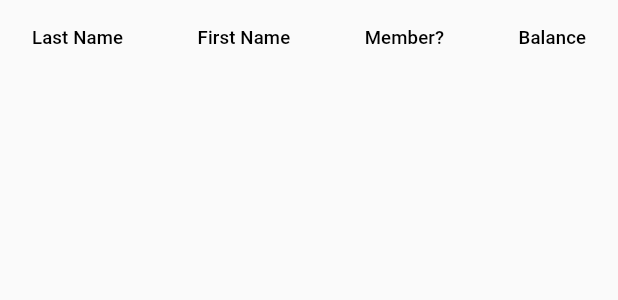
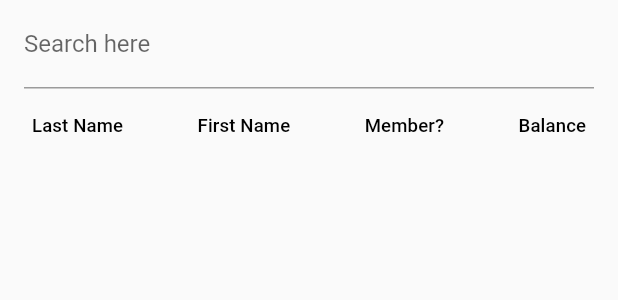
Before and after one commit to icanwalkonwater/sbeereck_app, a Flutter app: the AccountList widget shown alone on an empty page, opened directly, on a phone screen of 412 x 824 dp. Shown: the top 300 px of the screen. Run offline on Flutter 3.47's test engine with Material 2 defaults, Android fonts, the phone set to English and light mode, and no system bars; our stand-ins replace cloud_firestore, firebase_auth, firebase_core, flutter_form_builder, flutter_signin_button, form_builder_validators and 3 more; missing offline and left inert: mdi; accounts and stored records are empty; generated files the repository leaves out were written again.

Commit message:
Search bar

```diff
--- a/lib/data/model/account.dart
+++ b/lib/data/model/account.dart
@@ -12,6 +12,8 @@ class CustomerAccount {
   num get balanceReal => balance.toDouble() / 100.0;
 
   bool get isPoor => balance <= 0;
+
+  bool get isVeryPoor => balance < 0;
 
   const CustomerAccount({
     required this.id,
--- a/lib/l10n/app_en.arb
+++ b/lib/l10n/app_en.arb
@@ -4,6 +4,8 @@
 
   "pageAccount": "Accounts",
   "pageBeers": "Beers",
+
+  "searchBarHint": "Search here",
 
   "accountLastName": "Last Name",
   "accountFirstName": "First Name",
--- a/lib/l10n/app_fr.arb
+++ b/lib/l10n/app_fr.arb
@@ -3,6 +3,8 @@
 
   "pageAccount": "Comptes",
   "pageBeers": "Bières",
+
+  "searchBarHint": "Chercher",
 
   "accountLastName": "Nom",
   "accountFirstName": "Prénom",
--- a/lib/view/accounts.dart
+++ b/lib/view/accounts.dart
@@ -1,3 +1,5 @@
+import 'dart:async';
+
 import 'package:flutter/material.dart';
 import 'package:flutter_gen/gen_l10n/app_localizations.dart';
 import 'package:intl/intl.dart';
@@ -7,18 +9,54 @@ import 'package:sbeereck_app/data/providers.dart';
 
 final _moneyFormat = NumberFormat.currency(symbol: '€', decimalDigits: 2);
 
-class AccountList extends StatelessWidget {
+class AccountList extends StatefulWidget {
   const AccountList({Key? key}) : super(key: key);
 
+  @override
+  State<AccountList> createState() => _AccountListState();
+}
+
+class _AccountListState extends State<AccountList> {
+  static const _debounceTime = Duration(milliseconds: 200);
+  Timer? _debounce;
+  var _searchTerm = '';
+
   List<DataRow> _buildRows(BuildContext ctx, FirestoreDataModel model) {
-    final sorted = model.accounts.toList(growable: false);
+    // For an account to show it needs to contains every non-empty search term in its first/last name or school
+
+    // Prepare terms
+    final searchTerms = _searchTerm.toLowerCase().split(' ');
+    searchTerms.removeWhere((element) => element.isEmpty);
+
+    // Remove non valid terms
+    final sorted = searchTerms.isNotEmpty
+        ? model.accounts.where((account) {
+            final query = searchTerms.toList();
+
+            for (var candidate in [
+              account.firstName.toLowerCase(),
+              account.lastName.toLowerCase(),
+              account.school.toString().toLowerCase(),
+            ]) {
+              query.removeWhere((term) => candidate.contains(term));
+            }
+
+            // If the query is empty, every search term is there
+            return query.isEmpty;
+          }).toList(growable: false)
+        : model.accounts.toList(growable: false);
+
     sorted.sort((a, b) => a.lastName.compareTo(b.lastName));
 
+    final colorPoor = MaterialStateProperty.all(Theme.of(context).errorColor);
     return sorted
         .map((account) => DataRow(
             key: ValueKey(account.id),
+            color: account.isVeryPoor ? colorPoor : null,
             cells: [
-              DataCell(Text(account.lastName)),
+              DataCell(Text(
+                account.lastName,
+              )),
               DataCell(Text(account.firstName)),
               DataCell(Checkbox(value: account.isMember, onChanged: null)),
               DataCell(Text(_moneyFormat.format(account.balanceReal))),
@@ -28,10 +66,31 @@ class AccountList extends StatelessWidget {
         .toList(growable: false);
   }
 
+  void _onSearchInput(String val) {
+    if (_debounce?.isActive ?? false) {
+      _debounce!.cancel();
+    }
+
+    _debounce = Timer(_debounceTime, () => setState(() => _searchTerm = val));
+  }
+
   @override
   Widget build(BuildContext context) {
     final i10n = AppLocalizations.of(context)!;
-    return SingleChildScrollView(
+
+    return Column(
+      children: [
+        Padding(
+          padding: const EdgeInsets.symmetric(vertical: 0.0, horizontal: 16.0),
+          child: TextField(
+            onChanged: _onSearchInput,
+            decoration: InputDecoration(
+              labelText: i10n.searchBarHint,
+            ),
+          ),
+        ),
+        Expanded(
+          child: SingleChildScrollView(
             child: FittedBox(
               child: Consumer<FirestoreDataModel>(
                 builder: (ctx, model, w) => DataTable(
@@ -46,6 +105,9 @@ class AccountList extends StatelessWidget {
                 ),
               ),
             ),
+          ),
+        ),
+      ],
     );
   }
 }
```
Lines whose indentation alone changed are shown as unchanged.
